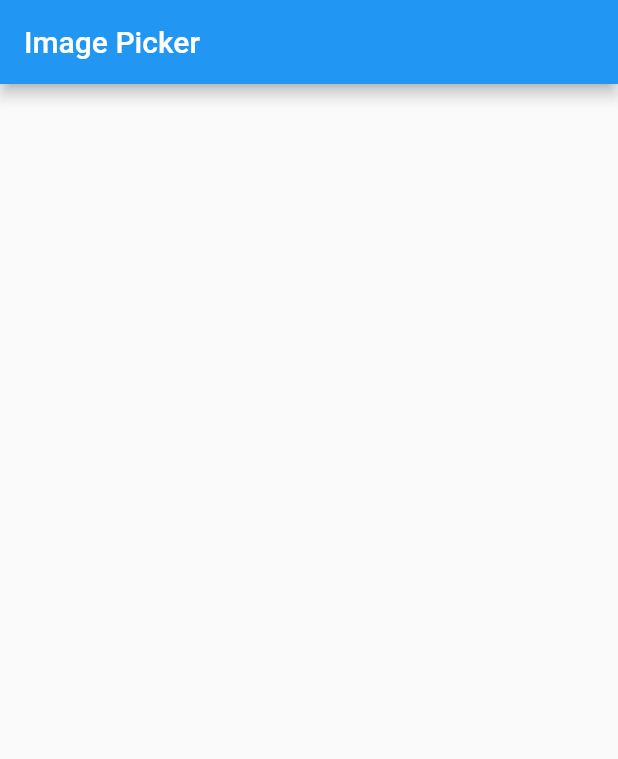
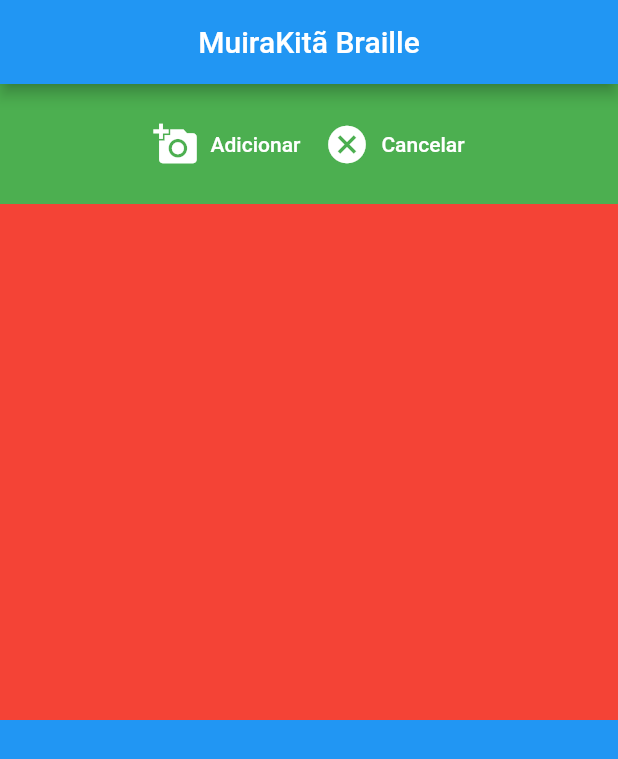
Before and after one commit to MarcosPrintes001/muiraquita_braille, a Flutter app: the screen it shows after launch, on a phone screen of 412 x 824 dp. Shown: the top 759 px of the screen. Run offline on Flutter 3.47's test engine with Material 2 defaults, Android fonts, the phone set to English and light mode, and no system bars; our stand-ins replace image_picker; missing offline and left inert: opencv_4.

Commit message:
buid scream

```diff
--- /dev/null
+++ b/lib/home.dart
@@ -0,0 +1,129 @@
+import 'dart:io';
+import 'dart:typed_data';
+
+import 'package:flutter/material.dart';
+import 'package:image_picker/image_picker.dart';
+import 'package:opencv_4/factory/pathfrom.dart';
+import 'package:opencv_4/opencv_4.dart';
+
+class HomePage extends StatefulWidget {
+  const HomePage({super.key});
+
+  @override
+  State<HomePage> createState() => _HomePageState();
+}
+
+class _HomePageState extends State<HomePage> {
+  File? _image;
+  Uint8List? _byte;
+
+  Future getImageFromGallery() async {
+    final image = await ImagePicker().pickImage(source: ImageSource.gallery);
+    setState(() {
+      _image = image != null ? File(image.path) : null;
+    });
+  }
+
+  Future takePicture() async {
+    final image = await ImagePicker().pickImage(source: ImageSource.camera);
+    setState(() {
+      _image = image != null ? File(image.path) : null;
+    });
+  }
+
+  Future applyFilter() async {
+    var res = await Cv2.cvtColor(
+      pathFrom: CVPathFrom.GALLERY_CAMERA,
+      pathString: _image!.path,
+      outputType: Cv2.COLOR_BGR2GRAY,
+    );
+
+    setState(() {
+      _byte;
+    });
+  }
+
+  @override
+  Widget build(BuildContext context) {
+    return Scaffold(
+      appBar: AppBar(
+        centerTitle: true,
+        title: const Text("MuiraKitã Braille"),
+      ),
+      body: Column(
+        children: [
+          Container(
+            color: Colors.green,
+            width: double.maxFinite,
+            height: 80,
+            child: Row(
+              mainAxisAlignment: MainAxisAlignment.center,
+              children: [
+                TextButton.icon(
+                  onPressed: getImageFromGallery,
+                  icon: const Icon(
+                    Icons.add_a_photo,
+                    size: 30,
+                    color: Colors.white,
+                  ),
+                  label: const Text(
+                    "Adicionar",
+                    style: TextStyle(color: Colors.white),
+                  ),
+                ),
+                TextButton.icon(
+                  onPressed: () {},
+                  icon: const Icon(
+                    Icons.cancel,
+                    size: 30,
+                    color: Colors.white,
+                  ),
+                  label: const Text(
+                    "Cancelar",
+                    style: TextStyle(color: Colors.white),
+                  ),
+                ),
+              ],
+            ),
+          ),
+
+          Expanded(
+              child: Container(
+                  color: Colors.red,
+                  child: _image != null
+                      ? Center(
+                          child: Padding(
+                              padding: EdgeInsets.all(10.0),
+                              child: Image(
+                                image: FileImage(_image!),
+                              )),
+                        )
+                      : null)),
+          // Expanded(
+          //   child: Container(
+          //     color: Colors.red,
+          //     child: _image != null
+          //         ? Center(
+          //             child: Padding(
+          //                 padding: const EdgeInsets.all(10.0),
+          //                 child: Image(image: FileImage(_image!)
+          //           )
+          //         : null,
+          //   ),
+          // ),),
+
+          Expanded(
+            child: Container(
+              color: Colors.blue,
+              width: double.maxFinite,
+              height: 100,
+              child: ListView(
+                children: [],
+              ),
+            ),
+          ),
+        ],
+      ),
+    );
+  }
+}
--- a/lib/main.dart
+++ b/lib/main.dart
@@ -1,18 +1,17 @@
 import 'package:flutter/material.dart';
-import 'package:muiraquita_braille/pages/camera.dart';
+import 'package:muiraquita_braille/home.dart';
 
 void main() {
-  runApp(const MainApp());
+  runApp(const MyApp());
 }
 
-class MainApp extends StatelessWidget {
-  const MainApp({super.key});
+class MyApp extends StatelessWidget {
+  const MyApp({super.key});
 
   @override
   Widget build(BuildContext context) {
     return const MaterialApp(
-      debugShowCheckedModeBanner: false,
-      home: Camera(),
+      home: HomePage(),
     );
   }
 }
--- a/lib/pages/camera.dart
+++ /dev/null
@@ -1,21 +0,0 @@
-import 'package:flutter/material.dart';
-import 'package:image_picker/image_picker.dart';
-
-class Camera extends StatefulWidget {
-  const Camera({super.key});
-
-  @override
-  State<Camera> createState() => _CameraState();
-}
-
-class _CameraState extends State<Camera> {
-  /// Widget
-  @override
-  Widget build(BuildContext context) {
-    return Scaffold(
-      appBar: AppBar(
-        title: const Text("Image Picker"),
-      ),
-    );
-  }
-}
--- a/pubspec.yaml
+++ b/pubspec.yaml
@@ -10,6 +10,7 @@ dependencies:
 
   flutter:
     sdk: flutter
+
   image_picker: ^1.0.4
   opencv_4: ^1.0.0
 
```
